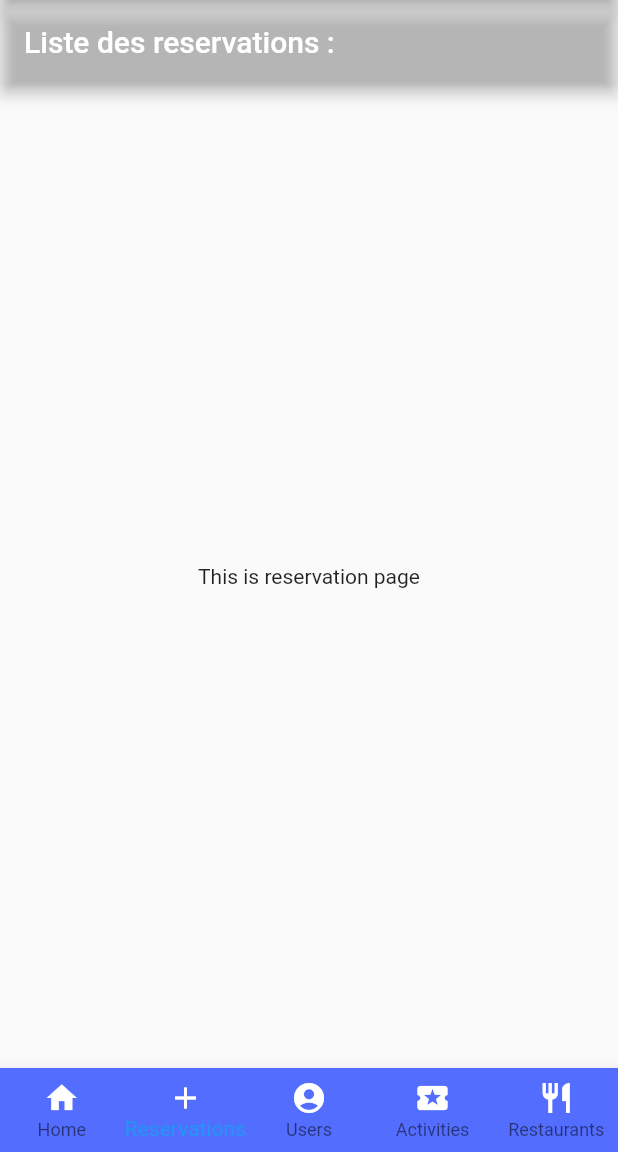
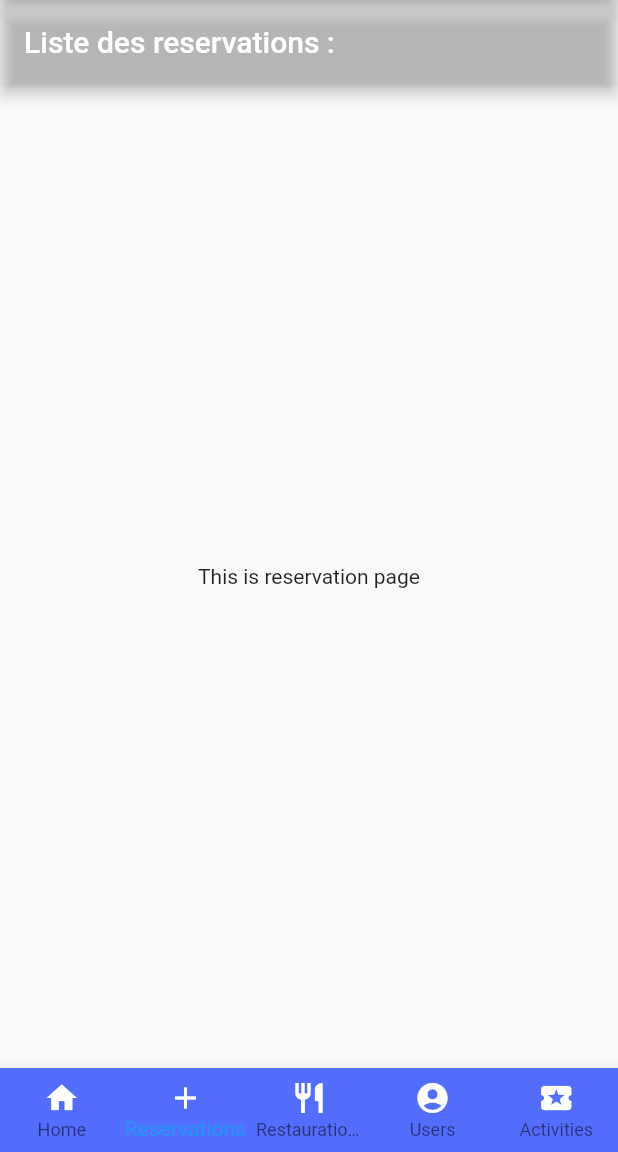
Before and after one commit to el-aoueyni-rania/Hotel, a Flutter app: the screen it shows after launch, item 2 of the bottom bar chosen, on a phone screen of 412 x 824 dp, the part 84-1236 px from its top. Run offline on Flutter 3.47's test engine with Material 2 defaults, Android fonts, the phone set to English and light mode, and no system bars.

Commit message:
navigation restauration

```diff
--- a/mobile/lib/main.dart
+++ b/mobile/lib/main.dart
@@ -1,6 +1,7 @@
 import 'package:flutter/material.dart';
 import 'package:mobile/home.dart';
 import 'package:mobile/reservation.dart';
+import 'package:mobile/restauration.dart';
 import 'package:http/http.dart';
 void main() {
   runApp(const MyApp());
@@ -39,7 +40,8 @@
 int _currentIndex=0;
 final List<Widget> _children =[
   home(),
-  reservation()
+  reservation(),
+  restauration()
 
 ];
 
@@ -70,10 +72,10 @@
         items: [
         BottomNavigationBarItem(icon: Icon(Icons.home , color: Colors.white), label: 'Home'),
           BottomNavigationBarItem(icon: Icon(Icons.add , color: Colors.white), label: 'Reservations'),
-
+          BottomNavigationBarItem(icon: Icon(Icons.restaurant , color: Colors.white), label: 'Restaurations'),
           BottomNavigationBarItem(icon: Icon(Icons.account_circle , color: Colors.white), label: 'Users'),
         BottomNavigationBarItem(icon: Icon(Icons.local_activity , color: Colors.white), label: 'Activities'),
-        BottomNavigationBarItem(icon: Icon(Icons.restaurant , color: Colors.white), label: 'Restaurants'),
+
       ],
     ),
       ),
```
Also changed, not shown: mobile/lib/restauration.dart (added, +21 -0 lines), mobile/pubspec.lock.
